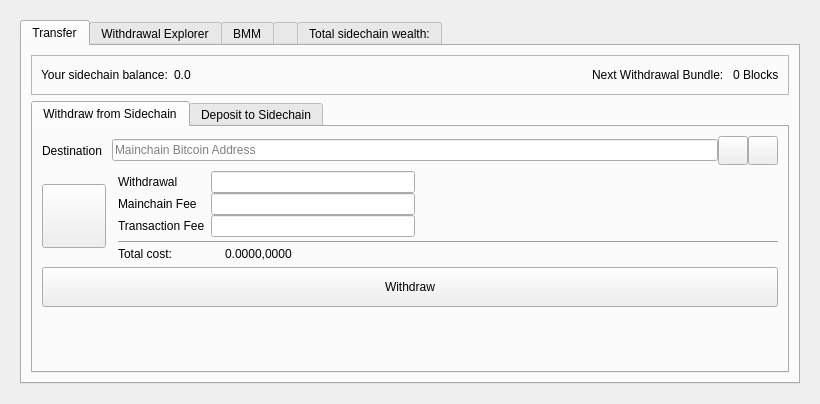
Qt form src/qt/forms/sidechainpage.ui (skydogenet/sidechains) before a commit.
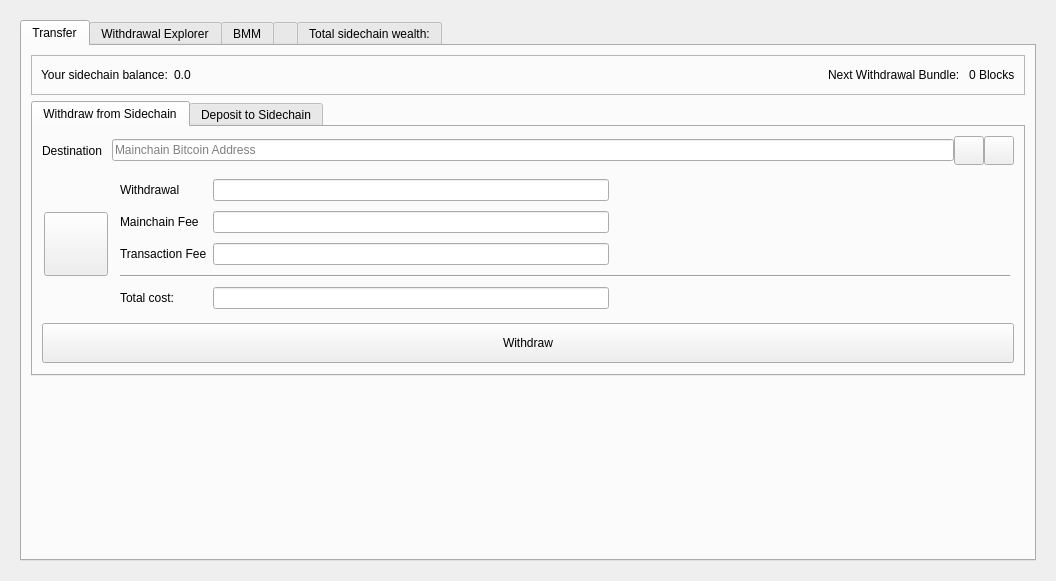
The same form after that commit. Icons and pictures are not drawn. Custom widgets are drawn as their Qt base class.

Commit message: Update AmountField style

What changed in the file:
```diff
--- a/src/qt/forms/sidechainpage.ui
+++ b/src/qt/forms/sidechainpage.ui
@@ -6,8 +6,8 @@
    <rect>
     <x>0</x>
     <y>0</y>
-    <width>820</width>
-    <height>404</height>
+    <width>1056</width>
+    <height>581</height>
    </rect>
   </property>
   <property name="sizePolicy">
@@ -248,7 +248,19 @@
                 </layout>
                </item>
                <item>
-                <layout class="QHBoxLayout" name="horizontalLayout_5">
+                <layout class="QHBoxLayout" name="horizontalLayout_5" stretch="0,0">
+                 <property name="leftMargin">
+                  <number>2</number>
+                 </property>
+                 <property name="topMargin">
+                  <number>2</number>
+                 </property>
+                 <property name="rightMargin">
+                  <number>2</number>
+                 </property>
+                 <property name="bottomMargin">
+                  <number>2</number>
+                 </property>
                  <item>
                   <widget class="QPushButton" name="pushButtonWTHelp">
                    <property name="sizePolicy">
@@ -273,20 +285,22 @@
                   </widget>
                  </item>
                  <item>
-                  <layout class="QGridLayout" name="gridLayout_2">
+                  <layout class="QGridLayout" name="gridLayout_2" rowminimumheight="30,30,30,0,30,0">
                    <property name="leftMargin">
                     <number>6</number>
                    </property>
+                   <property name="topMargin">
+                    <number>2</number>
+                   </property>
+                   <property name="rightMargin">
+                    <number>2</number>
+                   </property>
+                   <property name="bottomMargin">
+                    <number>2</number>
+                   </property>
                    <property name="verticalSpacing">
-                    <number>0</number>
+                    <number>2</number>
                    </property>
-                   <item row="4" column="0">
-                    <widget class="QLabel" name="label_32">
-                     <property name="text">
-                      <string>Total cost:</string>
-                     </property>
-                    </widget>
-                   </item>
                    <item row="0" column="2" rowspan="3">
                     <spacer name="horizontalSpacer">
                      <property name="orientation">
@@ -310,19 +324,6 @@
                      </property>
                     </widget>
                    </item>
-                   <item row="2" column="1">
-                    <widget class="AmountField" name="feeAmount"/>
-                   </item>
-                   <item row="0" column="0">
-                    <widget class="QLabel" name="label_12">
-                     <property name="text">
-                      <string>Withdrawal</string>
-                     </property>
-                    </widget>
-                   </item>
-                   <item row="1" column="1">
-                    <widget class="AmountField" name="mainchainFeeAmount"/>
-                   </item>
                    <item row="0" column="1">
                     <widget class="AmountField" name="payAmount"/>
                    </item>
@@ -333,22 +334,6 @@
                      </property>
                     </widget>
                    </item>
-                   <item row="4" column="1">
-                    <widget class="QLabel" name="labelTotalWT">
-                     <property name="lineWidth">
-                      <number>0</number>
-                     </property>
-                     <property name="text">
-                      <string>0.0000,0000</string>
-                     </property>
-                     <property name="scaledContents">
-                      <bool>true</bool>
-                     </property>
-                     <property name="indent">
-                      <number>14</number>
-                     </property>
-                    </widget>
-                   </item>
                    <item row="3" column="0" colspan="3">
                     <widget class="Line" name="line_3">
                      <property name="sizePolicy">
@@ -368,6 +353,29 @@
                      </property>
                     </widget>
                    </item>
+                   <item row="2" column="1">
+                    <widget class="AmountField" name="feeAmount"/>
+                   </item>
+                   <item row="0" column="0">
+                    <widget class="QLabel" name="label_12">
+                     <property name="text">
+                      <string>Withdrawal</string>
+                     </property>
+                    </widget>
+                   </item>
+                   <item row="1" column="1">
+                    <widget class="AmountField" name="mainchainFeeAmount"/>
+                   </item>
+                   <item row="4" column="0">
+                    <widget class="QLabel" name="label_32">
+                     <property name="text">
+                      <string>Total cost:</string>
+                     </property>
+                    </widget>
+                   </item>
+                   <item row="4" column="1">
+                    <widget class="AmountField" name="lineEditTotalWT"/>
+                   </item>
                   </layout>
                  </item>
                 </layout>
@@ -391,19 +399,6 @@
                  </property>
                 </widget>
                </item>
-               <item>
-                <spacer name="verticalSpacer">
-                 <property name="orientation">
-                  <enum>Qt::Vertical</enum>
-                 </property>
-                 <property name="sizeHint" stdset="0">
-                  <size>
-                   <width>20</width>
-                   <height>40</height>
-                  </size>
-                 </property>
-                </spacer>
-               </item>
               </layout>
              </widget>
              <widget class="QWidget" name="Deposit">
@@ -554,6 +549,19 @@
              </widget>
             </widget>
            </item>
+           <item>
+            <spacer name="verticalSpacer">
+             <property name="orientation">
+              <enum>Qt::Vertical</enum>
+             </property>
+             <property name="sizeHint" stdset="0">
+              <size>
+               <width>20</width>
+               <height>40</height>
+              </size>
+             </property>
+            </spacer>
+           </item>
           </layout>
          </widget>
          <widget class="QWidget" name="tabWTExplorer">
```
The commit also changes 4 other files.
